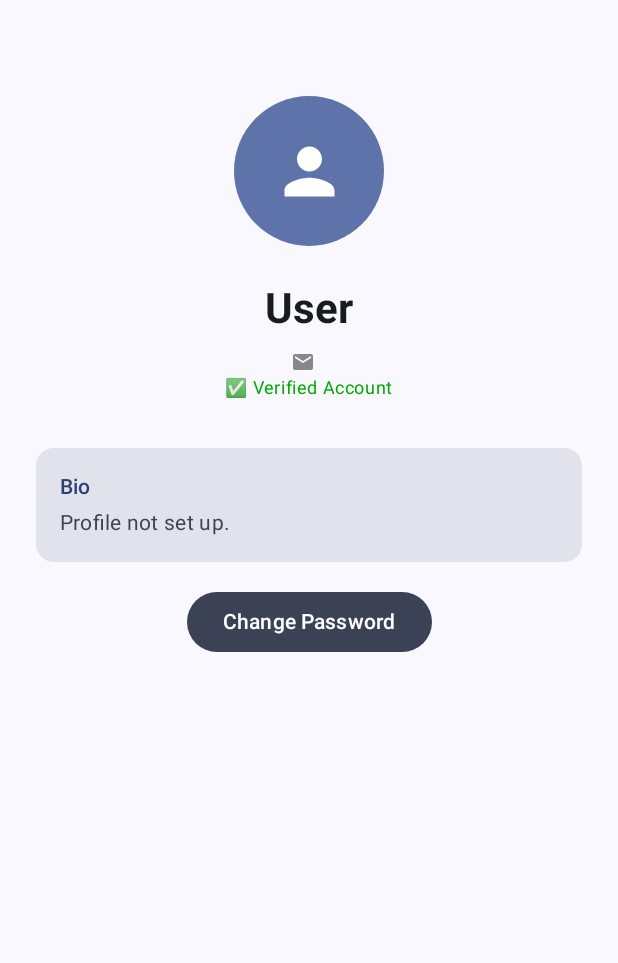
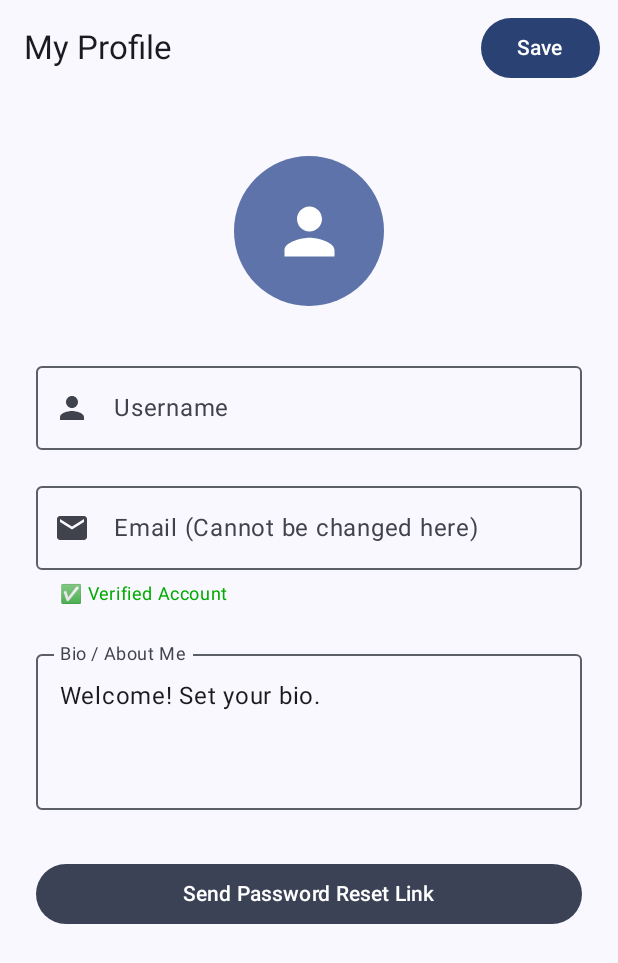
Before and after one commit to JaydenToh/MAD25_P03_Team03, an Android app built with Jetpack Compose: the composable ProfileScreen shown on its own in the app's theme, on a phone screen of 412 x 824 dp. Shown: the top 963 px of the screen. Run offline under Robolectric (Android 15) with nearby library versions, the phone set to English and light mode, and no system bars; our stand-ins replace Firebase (no records; nobody signed in at launch, a user with empty details on screens opened directly).

Commit message:
feat(update-profile-page): update the profile page to editable and can update to firestore

```diff
--- a/app/src/main/java/np/ict/mad/mad25_p03_team03/ui/ProfileScreen.kt
+++ b/app/src/main/java/np/ict/mad/mad25_p03_team03/ui/ProfileScreen.kt
@@ -1,9 +1,10 @@
 package np.ict.mad.mad25_p03_team03.ui
 
 import android.widget.Toast
-import androidx.compose.foundation.background
 import androidx.compose.foundation.layout.*
+import androidx.compose.foundation.rememberScrollState
 import androidx.compose.foundation.shape.CircleShape
+import androidx.compose.foundation.verticalScroll
 import androidx.compose.material.icons.Icons
 import androidx.compose.material.icons.filled.Email
 import androidx.compose.material.icons.filled.Person
@@ -18,6 +19,7 @@ import androidx.compose.ui.unit.dp
 import com.google.firebase.auth.FirebaseAuth
 import com.google.firebase.firestore.FirebaseFirestore
 
+@OptIn(ExperimentalMaterial3Api::class)
 @Composable
 fun ProfileScreen() {
     val auth = FirebaseAuth.getInstance()
@@ -26,38 +28,97 @@ fun ProfileScreen() {
     val context = LocalContext.current
 
     var username by remember { mutableStateOf("Loading...") }
-    var email by remember { mutableStateOf("") }
+    val email by remember { mutableStateOf(currentUser?.email ?: "N/A") } // Email 是只读的
     var bio by remember { mutableStateOf("Loading...") }
+    var isLoading by remember { mutableStateOf(false) }
 
-
-    LaunchedEffect(key1 = currentUser) {
-        if (currentUser != null) {
-            email = currentUser.email ?: "No Email"
-
-            db.collection("users").document(currentUser.uid)
+    val fetchData: () -> Unit = {
+        isLoading = true
+        currentUser?.uid?.let { uid ->
+            db.collection("users").document(uid)
                 .get()
                 .addOnSuccessListener { document ->
-                    if (document != null && document.exists()) {
-                        username = document.getString("username") ?: "No Name"
-                        bio = document.getString("bio") ?: "No Bio available"
+                    if (document.exists()) {
+                        username = document.getString("username") ?: "Set Username"
+                        bio = document.getString("bio") ?: "Set your bio here"
                     } else {
-                        username = "User"
-                        bio = "Profile not set up."
+                        username = currentUser.email?.substringBefore("@") ?: "User"
+                        bio = "Welcome! Set your bio."
                     }
+                    isLoading = false
                 }
                 .addOnFailureListener {
                     Toast.makeText(context, "Failed to fetch profile", Toast.LENGTH_SHORT).show()
+                    isLoading = false
+                }
+        } ?: run {
+            isLoading = false
+            Toast.makeText(context, "User not logged in.", Toast.LENGTH_SHORT).show()
+        }
+    }
+
+    val saveProfile: () -> Unit = {
+        if (currentUser?.uid == null) {
+            Toast.makeText(context, "Error: User not logged in.", Toast.LENGTH_SHORT).show()
+        } else if (username.isBlank()) {
+            Toast.makeText(context, "Username cannot be empty.", Toast.LENGTH_SHORT).show()
+        } else {
+            isLoading = true
+            val updatedData = mapOf(
+                "username" to username,
+                "bio" to bio
+            )
+
+            db.collection("users").document(currentUser.uid)
+                .update(updatedData)
+                .addOnSuccessListener {
+                    Toast.makeText(context, "Profile updated successfully!", Toast.LENGTH_SHORT).show()
+                    isLoading = false
+                }
+                .addOnFailureListener { e ->
+                    Toast.makeText(context, "Update failed: ${e.message}", Toast.LENGTH_LONG).show()
+                    isLoading = false
                 }
         }
     }
 
+
+    LaunchedEffect(key1 = currentUser) {
+        fetchData()
+    }
+
+    Scaffold(
+        topBar = {
+            TopAppBar(
+                title = { Text("My Profile") },
+                actions = {
+                    // 【保存按钮】
+                    if (isLoading) {
+                        CircularProgressIndicator(modifier = Modifier.size(24.dp).padding(end = 16.dp))
+                    } else {
+                        Button(
+                            onClick = saveProfile,
+                            enabled = currentUser != null && !isLoading,
+                            modifier = Modifier.padding(end = 8.dp)
+                        ) {
+                            Text("Save")
+                        }
+                    }
+                }
+            )
+        }
+    ) { paddingValues ->
         Column(
             modifier = Modifier
                 .fillMaxSize()
-            .padding(24.dp),
+                .padding(paddingValues)
+                .padding(horizontal = 24.dp)
+
+                .verticalScroll(rememberScrollState()),
             horizontalAlignment = Alignment.CenterHorizontally
         ) {
             Spacer(Modifier.height(40.dp))
+
 
             Surface(
                 modifier = Modifier.size(100.dp),
@@ -74,73 +135,71 @@ fun ProfileScreen() {
                 }
             }
 
-        Spacer(Modifier.height(24.dp))
-
-        Text(
-            text = username,
-            style = MaterialTheme.typography.headlineMedium,
-            fontWeight = FontWeight.Bold
-        )
-
-        Spacer(Modifier.height(8.dp))
-
-
-        Row(verticalAlignment = Alignment.CenterVertically) {
-            Icon(
-                imageVector = Icons.Default.Email,
-                contentDescription = null,
-                modifier = Modifier.size(16.dp),
-                tint = Color.Gray
-            )
-            Spacer(Modifier.width(8.dp))
-            Text(
-                text = email,
-                style = MaterialTheme.typography.bodyLarge,
-                color = Color.Gray
-            )
-        }
-
-
-        if (currentUser?.isEmailVerified == true) {
-            Text("✅ Verified Account", color = Color(0xFF00AA00), style = MaterialTheme.typography.bodySmall)
-        } else {
-            Text("⚠️ Email not verified", color = Color.Red, style = MaterialTheme.typography.bodySmall)
-        }
-
             Spacer(Modifier.height(32.dp))
 
 
-        Card(
-            modifier = Modifier.fillMaxWidth(),
-            colors = CardDefaults.cardColors(containerColor = MaterialTheme.colorScheme.surfaceVariant)
-        ) {
-            Column(modifier = Modifier.padding(16.dp)) {
+            OutlinedTextField(
+                value = username,
+                onValueChange = { username = it },
+                label = { Text("Username") },
+                singleLine = true,
+                leadingIcon = { Icon(Icons.Default.Person, contentDescription = "Username") },
+                modifier = Modifier.fillMaxWidth().padding(bottom = 16.dp)
+            )
+
+
+            OutlinedTextField(
+                value = email,
+                onValueChange = { /* Email read-only */ },
+                label = { Text("Email (Cannot be changed here)") },
+                readOnly = true,
+                leadingIcon = { Icon(Icons.Default.Email, contentDescription = "Email") },
+                modifier = Modifier.fillMaxWidth().padding(bottom = 8.dp)
+            )
+
+
+            val isVerified = currentUser?.isEmailVerified == true
             Text(
-                    text = "Bio",
-                    style = MaterialTheme.typography.labelLarge,
-                    color = MaterialTheme.colorScheme.primary
+                if (isVerified) "✅ Verified Account" else "⚠️ Email not verified (Check Login Page)",
+                color = if (isVerified) Color(0xFF00AA00) else Color.Red,
+                style = MaterialTheme.typography.bodySmall,
+                modifier = Modifier.align(Alignment.Start).padding(start = 16.dp)
             )
-                Spacer(Modifier.height(4.dp))
-                Text(
-                    text = bio,
-                    style = MaterialTheme.typography.bodyMedium
+
+            Spacer(Modifier.height(24.dp))
+
+
+            OutlinedTextField(
+                value = bio,
+                onValueChange = { bio = it },
+                label = { Text("Bio / About Me") },
+                minLines = 3,
+                maxLines = 5,
+                modifier = Modifier.fillMaxWidth().heightIn(min = 100.dp).padding(bottom = 32.dp)
             )
-            }
-        }
-
-        Spacer(Modifier.height(16.dp))
 
 
             Button(
                 onClick = {
+                    if (email.isNotEmpty() && email != "N/A") {
                         auth.sendPasswordResetEmail(email)
                             .addOnSuccessListener {
-                        Toast.makeText(context, "Reset password email sent!", Toast.LENGTH_SHORT).show()
+                                Toast.makeText(context, "Password reset email sent to $email!", Toast.LENGTH_LONG).show()
+                            }
+                            .addOnFailureListener {
+                                Toast.makeText(context, "Failed to send reset email. Make sure your email is correct.", Toast.LENGTH_LONG).show()
+                            }
+                    } else {
+                        Toast.makeText(context, "Cannot send reset link. Email is not available.", Toast.LENGTH_SHORT).show()
                     }
                 },
+                modifier = Modifier.fillMaxWidth(),
                 colors = ButtonDefaults.buttonColors(containerColor = MaterialTheme.colorScheme.secondary)
             ) {
-            Text("Change Password")
+                Text("Send Password Reset Link")
+            }
+
+            Spacer(Modifier.height(40.dp))
         }
     }
 }
```
Lines whose indentation alone changed are shown as unchanged.
